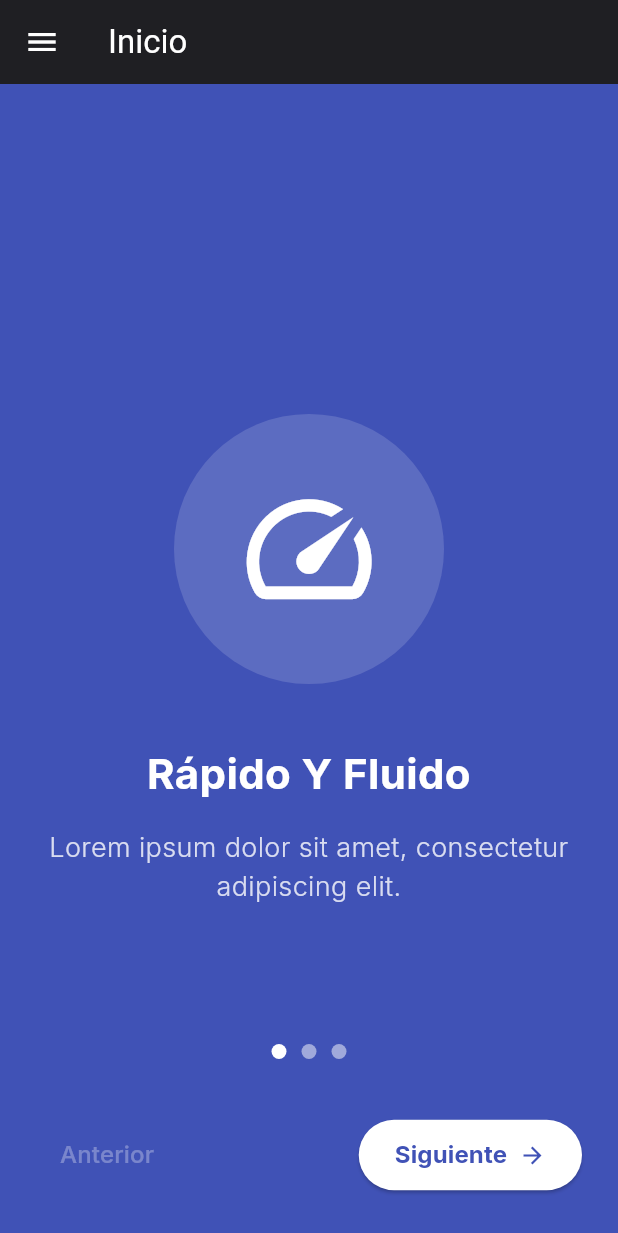
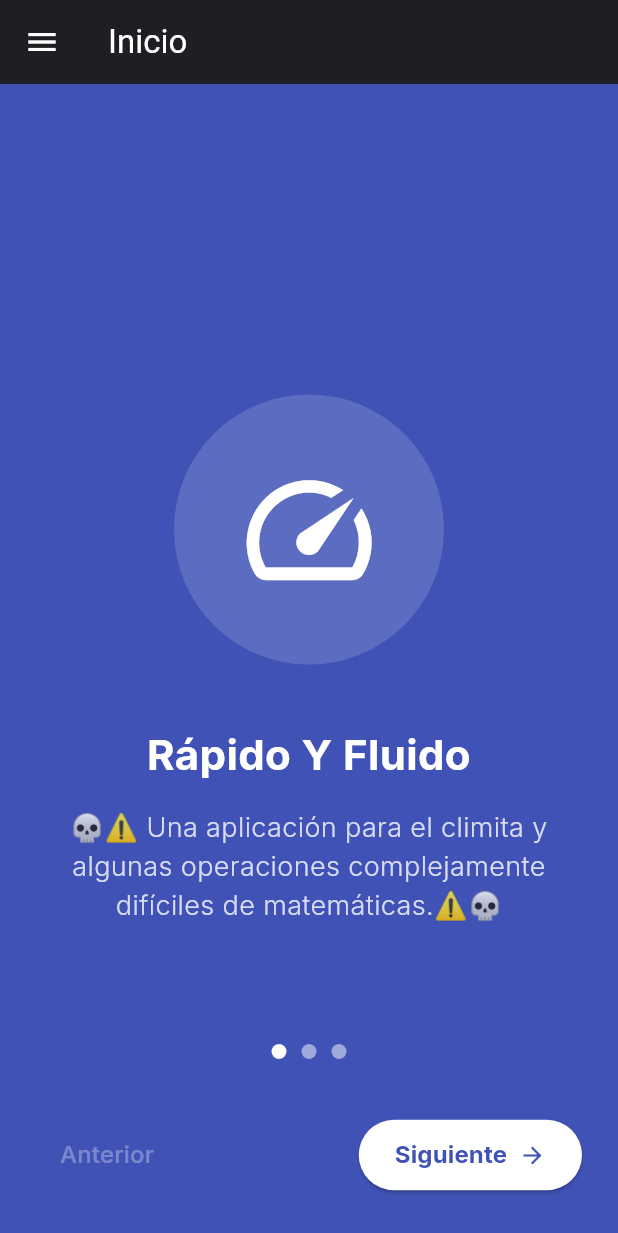
Before and after one commit to Alexjh16/orus, a Flutter app: the screen it shows after launch, on a phone screen of 412 x 824 dp. Shown: the top 1233 px of the screen. Run offline on Flutter 3.47's test engine with Material 3 defaults, Android fonts, the phone set to English and light mode, and no system bars; our stand-ins replace google_fonts.

Commit message:
Actualizar descripción de la página de inicio para reflejar el propósito de la aplicación

```diff
--- a/lib/home/home_view.dart
+++ b/lib/home/home_view.dart
@@ -192,7 +192,8 @@ class _HomeViewState extends State<HomeView> with TickerProviderStateMixin {
     return [
       _buildPage(
         title: 'Rápido Y Fluido',
-        description: 'Lorem ipsum dolor sit amet, consectetur adipiscing elit.',
+        description:
+            '💀⚠️ Una aplicación para el climita y algunas operaciones complejamente difíciles de matemáticas.⚠️💀',
         icon: Icons.speed_outlined,
       ),
       _buildPage(
```
